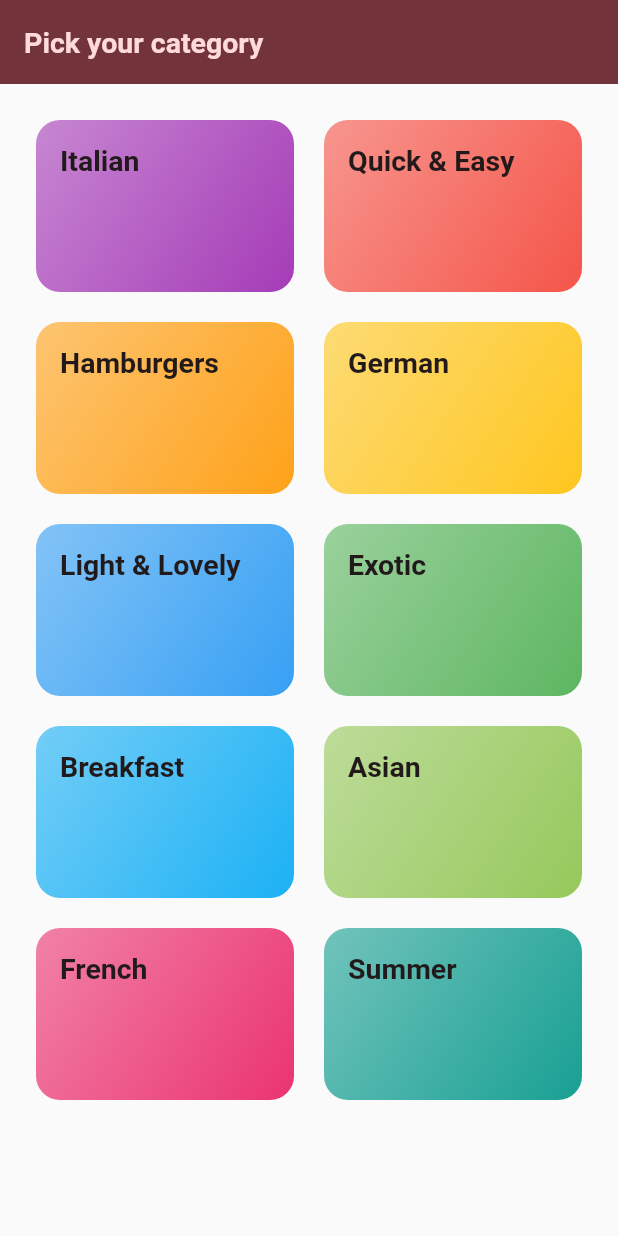
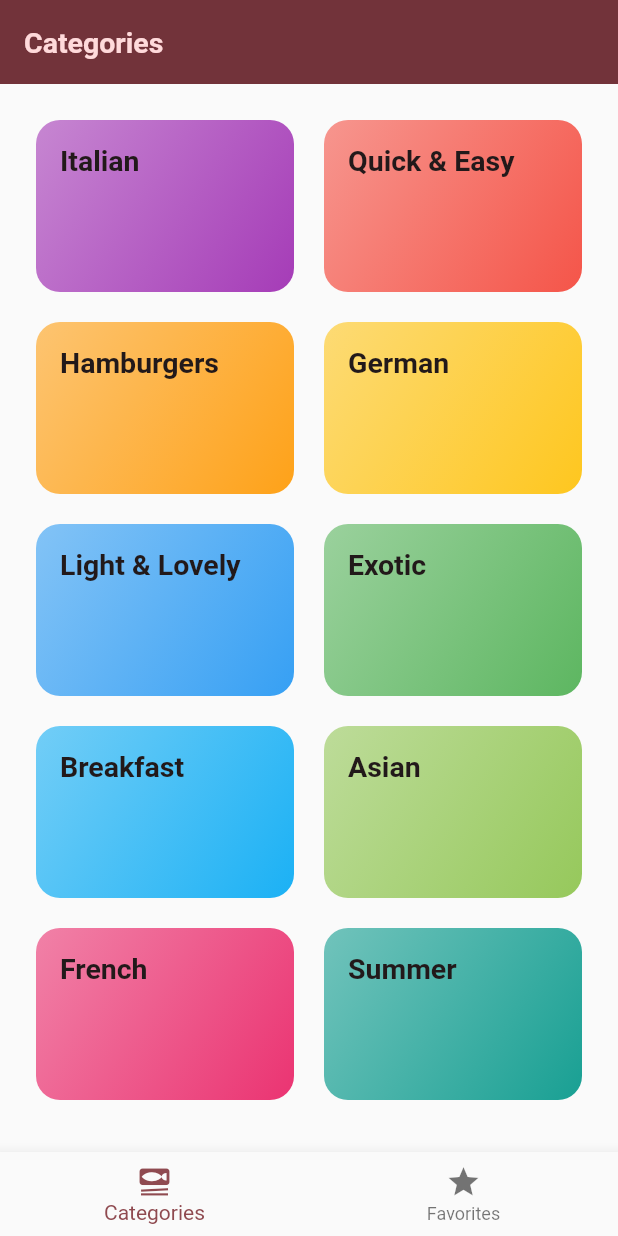
Before and after one commit to Ahmedyehia12/meals_app, a Flutter app: the screen it shows after launch, on a phone screen of 412 x 824 dp. Run offline on Flutter 3.47's test engine with Material 2 defaults, Android fonts, the phone set to English and light mode, and no system bars; our stand-ins replace google_fonts, transparent_image.

Commit message:
added (bottom navigation taps)

```diff
--- a/lib/main.dart
+++ b/lib/main.dart
@@ -1,6 +1,7 @@
 import 'package:flutter/material.dart';
 import 'screens/categories.dart';
 import 'package:google_fonts/google_fonts.dart';
+import 'package:meals_app/screens/tabs.dart';
 
 var kColorScheme =
     ColorScheme.fromSeed(seedColor: const Color.fromARGB(94, 170, 158, 158));
@@ -11,7 +12,7 @@ class App extends StatelessWidget {
   Widget build(BuildContext context) {
     return MaterialApp(
       debugShowCheckedModeBanner: false,
-      home: const CategoriesScreen(),
+      home: const TabsScreen(),
       theme: ThemeData().copyWith(
           useMaterial3: true,
           colorScheme: kColorScheme,
--- a/lib/screens/categories.dart
+++ b/lib/screens/categories.dart
@@ -21,11 +21,7 @@ class CategoriesScreen extends StatelessWidget {
 
   @override
   Widget build(BuildContext context) {
-    return Scaffold(
-      appBar: AppBar(
-        title: const Text('Pick your category'),
-      ),
-      body: GridView(
+    return GridView(
         padding: const EdgeInsets.all(24),
         gridDelegate: const SliverGridDelegateWithFixedCrossAxisCount(
             crossAxisCount: 2,
@@ -38,7 +34,6 @@ class CategoriesScreen extends StatelessWidget {
             CategoryGridItem(
                 category: category,
                 onSelectCategory: () => _selectCategory(context, category))
-          ]),
-    );
+        ]);
   }
 }
--- /dev/null
+++ b/lib/screens/tabs.dart
@@ -0,0 +1,46 @@
+import 'package:flutter/material.dart';
+import 'package:meals_app/screens/categories.dart';
+import 'package:meals_app/screens/meals.dart';
+
+class TabsScreen extends StatefulWidget {
+  const TabsScreen({super.key});
+
+  @override
+  State<TabsScreen> createState() => _TabsScreenState();
+}
+
+class _TabsScreenState extends State<TabsScreen> {
+  int _selectedPageIndex = 0;
+  void _selectPage(int index) {
+    setState(() {
+      _selectedPageIndex = index;
+    });
+  }
+
+  @override
+  Widget build(BuildContext context) {
+    Widget activePage = const CategoriesScreen();
+    var title = 'Categories';
+    if (_selectedPageIndex == 1) {
+      activePage = const MealsScreen(meals: []);
+      title = 'Favorites';
+    }
+    return Scaffold(
+      appBar: AppBar(
+        title: Text(title),
+      ),
+      body: activePage,
+      bottomNavigationBar: BottomNavigationBar(
+        currentIndex: _selectedPageIndex,
+        onTap: (index) {
+          _selectPage(index);
+        },
+        items: const [
+          BottomNavigationBarItem(
+              icon: Icon(Icons.set_meal), label: 'Categories'),
+          BottomNavigationBarItem(icon: Icon(Icons.star), label: 'Favorites')
+        ],
+      ),
+    );
+  }
+}
```
Also changed, not shown: lib/screens/meal_details.dart (added, +62 -0 lines), lib/screens/meals.dart (+8 -3 lines), lib/widgets/meal_item.dart (+9 -2 lines). Lines whose indentation alone changed are shown as unchanged.
